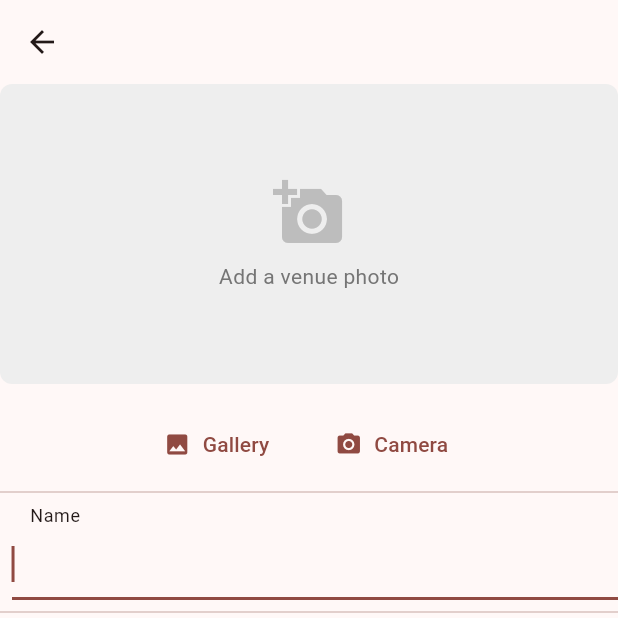
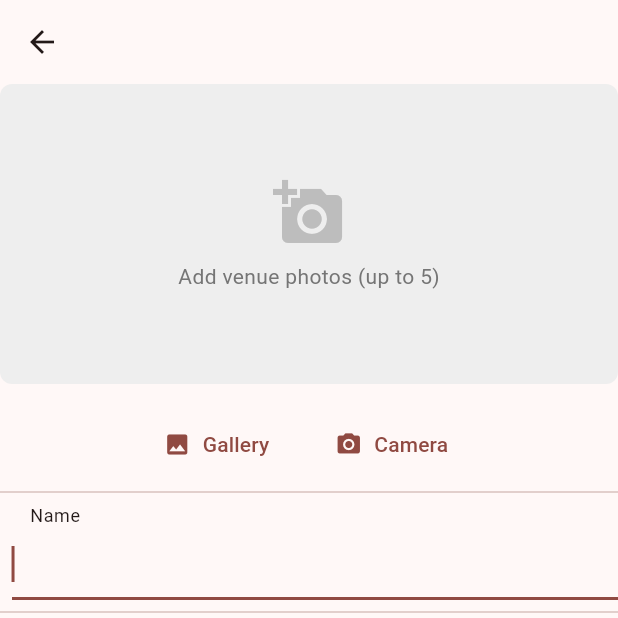
Before and after one commit to enspyrco/crowdleague, a Flutter app: the FinaliseNewVenueScreen screen opened directly with empty values, after a tap on "Gallery", on a phone screen of 412 x 824 dp, the top half of it. Run offline on Flutter 3.47's test engine with Material 3 defaults, Android fonts, the phone set to English and light mode, and no system bars; our stand-ins replace cloud_firestore, cloud_functions, firebase_auth, firebase_core, firebase_crashlytics, firebase_messaging and 10 more; missing offline and left inert: tutorial_coach_mark; accounts and stored records are empty; network calls fail; statements that could not run were skipped.

Commit message:
Add multiple photos per venue and separate storage buckets (#32, #185) (#260)
* Add multiple photos per venue and separate storage buckets (#32, #185)

Features:
- Support up to 5 photos per venue with swipeable PageView slider
- First photo generates the map icon
- Page indicator dots for multiple photos
- Separate storage buckets: crowdleague-venues and crowdleague-profiles

Changes:
- Add photoCount field to Venue model
- Replace single photo path with photoPaths list in LocalVenue
- Create UploadVenuePhotos widget with multi-photo support
- Update VenueDetailScreen with PageView for photo swiping
- Split resize-images function into resizeVenueImages and resizeProfileImages
- Update storage rules for both buckets
- Fix screenshot capture timing for icon generation

Co-Authored-By: Claude Opus 4.5 <noreply@anthropic.com>

* Add comprehensive tests for multi-photo venue feature

- Add VenuesService tests (20 tests): CRUD operations, URL generation
  with photo indexing, legacy venue backwards compatibility
- Add venue detail screen tests (8 tests): URL generation, photo count
  handling, delete functionality
- Add resize-images.ts tests (23 tests): filename parsing, skip
  conditions, Firestore updates, storage operations
- Add firebase_auth_mocks dev dependency for testing

Test coverage improved:
- Flutter: 64 → 92 tests (+28)
- Functions: 21 → 44 tests (+23)
- VenuesService: ~1% → ~44% coverage

Co-Authored-By: Claude Opus 4.5 <noreply@anthropic.com>

* Fix ESLint line length errors in resize-images tests

Co-Authored-By: Claude Opus 4.5 <noreply@anthropic.com>

---------

Co-authored-by: Claude Opus 4.5 <noreply@anthropic.com>

```diff
--- a/lib/utils/globals.dart
+++ b/lib/utils/globals.dart
@@ -1,2 +1,3 @@
 const String kDatabaseName = '(default)';
-const String kBucketName = 'crowdleague-project.firebasestorage.app';
+const String kVenuesBucket = 'crowdleague-venues';
+const String kProfilesBucket = 'crowdleague-profiles';
--- a/lib/venues/add-venue/screens/finalise_new_venue_screen.dart
+++ b/lib/venues/add-venue/screens/finalise_new_venue_screen.dart
@@ -9,7 +9,7 @@ import '../../models/upload_event.dart';
 import '../widgets/court_environment_dropdown.dart';
 import '../widgets/court_surface_dropdown.dart';
 import '../../../utils/widgets/divider_with_subheading.dart';
-import '../widgets/upload_venue_photo.dart';
+import '../widgets/upload_venue_photos.dart';
 import '../widgets/venue_size_dropdown.dart';
 
 class FinaliseNewVenueScreen extends StatefulWidget {
@@ -48,19 +48,21 @@ class _FinaliseNewVenueScreenState extends State<FinaliseNewVenueScreen> {
     final venueId =
         await locate<VenuesService>().createNewVenue(_localVenue.toJson());
 
-    if (mounted) {
-      setState(() {
-        _progressMessage = 'Uploading venue photo...';
-      });
+    // Upload all photos with indexed naming
+    for (int i = 0; i < _localVenue.photoPaths.length; i++) {
+      if (mounted) {
+        setState(() {
+          _progressMessage =
+              'Uploading photo ${i + 1} of ${_localVenue.photoPaths.length}...';
+        });
+      }
+      await for (final UploadEvent _ in locate<VenuesService>().uploadFile(
+        localPath: _localVenue.photoPaths[i],
+        storagePath: '${venueId}_$i.jpg',
+      )) {}
     }
 
-    // upload large photo
-    await for (final UploadEvent _ in locate<VenuesService>().uploadFile(
-      localPath: _localVenue.largePhotoPath!,
-      storagePath: 'venuePhotos/$venueId.jpg',
-    )) {}
-
-    // Upload bytes for map icon and get a download Url
+    // Upload bytes for map icon
     if (mounted) {
       setState(() {
         _progressMessage = 'Creating and uploading map icon...';
@@ -68,7 +70,7 @@ class _FinaliseNewVenueScreenState extends State<FinaliseNewVenueScreen> {
     }
     await for (final _ in locate<VenuesService>().uploadBytes(
         bytes: _localVenue.iconBytes!,
-        storagePath: 'venuePhotos/${venueId}_icon')) {}
+        storagePath: '${venueId}_icon')) {}
 
     if (mounted) {
       setState(() {
@@ -88,10 +90,8 @@ class _FinaliseNewVenueScreenState extends State<FinaliseNewVenueScreen> {
     }
   }
 
-  void updatePickedPhotoState(String largePhotoPath) {
-    setState(() {
-      _localVenue.largePhotoPath = largePhotoPath;
-    });
+  void _onPhotosChanged() {
+    setState(() {});
   }
 
   void updateVenueSizeState(int size) {
@@ -113,8 +113,8 @@ class _FinaliseNewVenueScreenState extends State<FinaliseNewVenueScreen> {
     return Scaffold(
         appBar: AppBar(
           actions: [
-            // only allow creating the venue when the user has picked a photo
-            if (_localVenue.largePhotoPath != null)
+            // only allow creating the venue when the user has picked at least one photo
+            if (_localVenue.photoPaths.isNotEmpty)
               IconButton(
                 onPressed: () {
                   _createVenue(_nameController.text, _addressController.text);
@@ -137,9 +137,9 @@ class _FinaliseNewVenueScreenState extends State<FinaliseNewVenueScreen> {
             : ListView(
                 children: [
                   if (!_uploading) ...[
-                    UploadVenuePhoto(
+                    UploadVenuePhotos(
                       localVenue: _localVenue,
-                      updateStateCallback: updatePickedPhotoState,
+                      onPhotosChanged: _onPhotosChanged,
                     ),
                     const DividerWithSubheading('Name'),
                     Padding(
--- a/lib/venues/add-venue/widgets/upload_venue_photo.dart
+++ /dev/null
@@ -1,160 +0,0 @@
-import 'dart:io';
-
-import 'package:flutter/material.dart';
-import 'package:image_picker/image_picker.dart';
-import 'package:screenshot/screenshot.dart';
-
-import '../../../services/images_service.dart';
-import '../../../utils/locator.dart';
-import '../../models/local_venue.dart';
-import 'venue_icon.dart';
-
-class UploadVenuePhoto extends StatefulWidget {
-  const UploadVenuePhoto({
-    super.key,
-    required LocalVenue localVenue,
-    required this.updateStateCallback,
-  }) : _localVenue = localVenue;
-
-  final LocalVenue _localVenue;
-  final void Function(String) updateStateCallback;
-
-  @override
-  State<UploadVenuePhoto> createState() => _UploadVenuePhotoState();
-}
-
-class _UploadVenuePhotoState extends State<UploadVenuePhoto> {
-  String? _croppedFilePath;
-  Object? _error;
-  bool _loading = false;
-  final _screenshotController = ScreenshotController();
-
-  Future<void> _onPickPhotoButtonPressed(ImageSource source) async {
-    try {
-      setState(() {
-        _loading = true;
-      });
-      XFile? pickedFile = await locate<ImagesService>().pickImage(source);
-      if (pickedFile == null) {
-        if (mounted) {
-          setState(() {
-            _loading = false;
-          });
-        }
-      } else {
-        final croppedFilePath =
-            await locate<ImagesService>().cropImage(pickedFile);
-        if (croppedFilePath == null) {
-          if (mounted) {
-            setState(() {
-              _loading = false;
-            });
-          }
-        } else {
-          if (mounted) {
-            setState(() {
-              _croppedFilePath = croppedFilePath;
-              widget.updateStateCallback(_croppedFilePath!);
-            });
-          }
-          widget._localVenue.largePhotoPath = _croppedFilePath;
-
-          // convert the VenueIcon widget to a png and upload bytes
-          _screenshotController
-              .capture(delay: const Duration(milliseconds: 100))
-              .then((bytes) {
-            widget._localVenue.iconBytes = bytes;
-            if (mounted) {
-              setState(() {
-                _loading = false;
-              });
-            }
-          });
-        }
-      }
-    } catch (e) {
-      if (mounted) {
-        setState(() {
-          _error = e;
-        });
-      }
-    }
-  }
-
-  @override
-  Widget build(BuildContext context) {
-    return Column(
-      children: [
-        if (_croppedFilePath != null)
-          Stack(
-            children: [
-              Screenshot(
-                controller: _screenshotController,
-                child: VenueIcon(
-                  filePath: _croppedFilePath!,
-                ),
-              ),
-              ClipRRect(
-                borderRadius: BorderRadius.circular(8),
-                child: Image.file(
-                  File(_croppedFilePath!),
-                  height: 200,
-                  width: double.infinity,
-                  fit: BoxFit.cover,
-                ),
-              ),
-            ],
-          ),
-        if (_croppedFilePath == null)
-          Container(
-            height: 200,
-            width: double.infinity,
-            decoration: BoxDecoration(
-              color: Colors.grey[200],
-              borderRadius: BorderRadius.circular(8),
-            ),
-            child: Column(
-              mainAxisAlignment: MainAxisAlignment.center,
-              children: [
-                Icon(Icons.add_a_photo, size: 48, color: Colors.grey[400]),
-                const SizedBox(height: 8),
-                Text(
-                  'Add a venue photo',
-                  style: TextStyle(color: Colors.grey[600]),
-                ),
-              ],
-            ),
-          ),
-        const SizedBox(height: 16),
-        Row(
-          mainAxisAlignment: MainAxisAlignment.center,
-          children: [
-            TextButton.icon(
-              onPressed: () => _onPickPhotoButtonPressed(ImageSource.gallery),
-              icon: const Icon(Icons.photo),
-              label: const Text('Gallery'),
-            ),
-            const SizedBox(width: 16),
-            TextButton.icon(
-              onPressed: () => _onPickPhotoButtonPressed(ImageSource.camera),
-              icon: const Icon(Icons.camera_alt),
-              label: const Text('Camera'),
-            ),
-          ],
-        ),
-        if (_loading) ...[
-          const SizedBox(height: 16),
-          const CircularProgressIndicator(),
-        ],
-        if (_error != null)
-          Padding(
-            padding: const EdgeInsets.only(top: 16),
-            child: Text(
-              _error.toString(),
-              style: const TextStyle(color: Colors.red),
-            ),
-          ),
-      ],
-    );
-  }
-}
--- /dev/null
+++ b/lib/venues/add-venue/widgets/upload_venue_photos.dart
@@ -0,0 +1,323 @@
+import 'dart:io';
+
+import 'package:flutter/material.dart';
+import 'package:image_picker/image_picker.dart';
+import 'package:screenshot/screenshot.dart';
+
+import '../../../services/images_service.dart';
+import '../../../utils/locator.dart';
+import '../../models/local_venue.dart';
+import 'venue_icon.dart';
+
+class UploadVenuePhotos extends StatefulWidget {
+  const UploadVenuePhotos({
+    super.key,
+    required LocalVenue localVenue,
+    required this.onPhotosChanged,
+  }) : _localVenue = localVenue;
+
+  final LocalVenue _localVenue;
+  final VoidCallback onPhotosChanged;
+
+  @override
+  State<UploadVenuePhotos> createState() => _UploadVenuePhotosState();
+}
+
+class _UploadVenuePhotosState extends State<UploadVenuePhotos> {
+  Object? _error;
+  bool _loading = false;
+  int _currentPage = 0;
+  final _pageController = PageController();
+  final _screenshotController = ScreenshotController();
+
+  static const int maxPhotos = 5;
+
+  Future<void> _addPhoto(ImageSource source) async {
+    if (widget._localVenue.photoPaths.length >= maxPhotos) return;
+
+    try {
+      setState(() => _loading = true);
+
+      XFile? pickedFile = await locate<ImagesService>().pickImage(source);
+      if (pickedFile == null) {
+        if (mounted) setState(() => _loading = false);
+        return;
+      }
+
+      final croppedFilePath =
+          await locate<ImagesService>().cropImage(pickedFile);
+      if (croppedFilePath == null) {
+        if (mounted) setState(() => _loading = false);
+        return;
+      }
+
+      widget._localVenue.photoPaths.add(croppedFilePath);
+      final isFirstPhoto = widget._localVenue.photoPaths.length == 1;
+
+      if (mounted) {
+        setState(() => _loading = false);
+        // Jump to the new photo after the PageView is built
+        WidgetsBinding.instance.addPostFrameCallback((_) async {
+          if (_pageController.hasClients) {
+            _pageController.animateToPage(
+              widget._localVenue.photoPaths.length - 1,
+              duration: const Duration(milliseconds: 300),
+              curve: Curves.easeInOut,
+            );
+          }
+          // Generate icon from first photo only - must happen AFTER setState
+          // so the Screenshot widget is in the tree
+          if (isFirstPhoto) {
+            await _regenerateIcon();
+          }
+        });
+      }
+      widget.onPhotosChanged();
+    } catch (e) {
+      if (mounted) {
+        setState(() {
+          _error = e;
+          _loading = false;
+        });
+      }
+    }
+  }
+
+  Future<void> _regenerateIcon() async {
+    if (widget._localVenue.photoPaths.isEmpty) {
+      widget._localVenue.iconBytes = null;
+      return;
+    }
+
+    // Wait for the widget to build with the new photo path
+    await Future.delayed(const Duration(milliseconds: 150));
+
+    final bytes = await _screenshotController.capture(
+      delay: const Duration(milliseconds: 100),
+    );
+    widget._localVenue.iconBytes = bytes;
+  }
+
+  void _removePhoto(int index) {
+    setState(() {
+      widget._localVenue.photoPaths.removeAt(index);
+
+      // Adjust current page if needed
+      if (_currentPage >= widget._localVenue.photoPaths.length) {
+        _currentPage = widget._localVenue.photoPaths.length - 1;
+        if (_currentPage < 0) _currentPage = 0;
+      }
+
+      // If first photo removed, regenerate icon from new first photo
+      if (index == 0) {
+        _regenerateIcon();
+      }
+    });
+    widget.onPhotosChanged();
+  }
+
+  @override
+  void dispose() {
+    _pageController.dispose();
+    super.dispose();
+  }
+
+  @override
+  Widget build(BuildContext context) {
+    final photos = widget._localVenue.photoPaths;
+    final hasPhotos = photos.isNotEmpty;
+    final canAddMore = photos.length < maxPhotos;
+
+    return Column(
+      children: [
+        // Photo display area
+        SizedBox(
+          height: 200,
+          child: hasPhotos
+              ? Stack(
+                  children: [
+                    // Screenshot widget for icon generation - placed first so it's
+                    // covered by PageView. The VenueIcon is only 16x16 pixels.
+                    Screenshot(
+                      controller: _screenshotController,
+                      child: VenueIcon(filePath: photos.first),
+                    ),
+                    // PageView for swiping through photos (covers the tiny VenueIcon)
+                    PageView.builder(
+                      controller: _pageController,
+                      itemCount: photos.length,
+                      onPageChanged: (index) {
+                        setState(() => _currentPage = index);
+                      },
+                      itemBuilder: (context, index) {
+                        return Stack(
+                          children: [
+                            // Photo
+                            ClipRRect(
+                              borderRadius: BorderRadius.circular(8),
+                              child: Image.file(
+                                File(photos[index]),
+                                height: 200,
+                                width: double.infinity,
+                                fit: BoxFit.cover,
+                              ),
+                            ),
+                            // Delete button
+                            Positioned(
+                              top: 8,
+                              right: 8,
+                              child: GestureDetector(
+                                onTap: () => _removePhoto(index),
+                                child: Container(
+                                  padding: const EdgeInsets.all(4),
+                                  decoration: BoxDecoration(
+                                    color: Colors.black.withValues(alpha: 0.6),
+                                    shape: BoxShape.circle,
+                                  ),
+                                  child: const Icon(
+                                    Icons.close,
+                                    color: Colors.white,
+                                    size: 20,
+                                  ),
+                                ),
+                              ),
+                            ),
+                            // Map icon badge on first photo
+                            if (index == 0)
+                              Positioned(
+                                top: 8,
+                                left: 8,
+                                child: Container(
+                                  padding: const EdgeInsets.symmetric(
+                                    horizontal: 8,
+                                    vertical: 4,
+                                  ),
+                                  decoration: BoxDecoration(
+                                    color: Colors.black.withValues(alpha: 0.6),
+                                    borderRadius: BorderRadius.circular(12),
+                                  ),
+                                  child: const Row(
+                                    mainAxisSize: MainAxisSize.min,
+                                    children: [
+                                      Icon(
+                                        Icons.location_on,
+                                        color: Colors.white,
+                                        size: 14,
+                                      ),
+                                      SizedBox(width: 4),
+                                      Text(
+                                        'Map Icon',
+                                        style: TextStyle(
+                                          color: Colors.white,
+                                          fontSize: 12,
+                                        ),
+                                      ),
+                                    ],
+                                  ),
+                                ),
+                              ),
+                          ],
+                        );
+                      },
+                    ),
+                    // Page indicator dots
+                    if (photos.length > 1)
+                      Positioned(
+                        bottom: 12,
+                        left: 0,
+                        right: 0,
+                        child: Row(
+                          mainAxisAlignment: MainAxisAlignment.center,
+                          children: List.generate(
+                            photos.length,
+                            (index) => Container(
+                              margin: const EdgeInsets.symmetric(horizontal: 4),
+                              width: 8,
+                              height: 8,
+                              decoration: BoxDecoration(
+                                shape: BoxShape.circle,
+                                color: index == _currentPage
+                                    ? Colors.white
+                                    : Colors.white.withValues(alpha: 0.5),
+                              ),
+                            ),
+                          ),
+                        ),
+                      ),
+                    // Photo counter
+                    Positioned(
+                      bottom: 12,
+                      right: 12,
+                      child: Container(
+                        padding: const EdgeInsets.symmetric(
+                          horizontal: 8,
+                          vertical: 4,
+                        ),
+                        decoration: BoxDecoration(
+                          color: Colors.black.withValues(alpha: 0.6),
+                          borderRadius: BorderRadius.circular(12),
+                        ),
+                        child: Text(
+                          '${photos.length}/$maxPhotos',
+                          style: const TextStyle(
+                            color: Colors.white,
+                            fontSize: 12,
+                          ),
+                        ),
+                      ),
+                    ),
+                  ],
+                )
+              : Container(
+                  width: double.infinity,
+                  decoration: BoxDecoration(
+                    color: Colors.grey[200],
+                    borderRadius: BorderRadius.circular(8),
+                  ),
+                  child: Column(
+                    mainAxisAlignment: MainAxisAlignment.center,
+                    children: [
+                      Icon(Icons.add_a_photo, size: 48, color: Colors.grey[400]),
+                      const SizedBox(height: 8),
+                      Text(
+                        'Add venue photos (up to $maxPhotos)',
+                        style: TextStyle(color: Colors.grey[600]),
+                      ),
+                    ],
+                  ),
+                ),
+        ),
+        const SizedBox(height: 16),
+        // Add photo buttons
+        Row(
+          mainAxisAlignment: MainAxisAlignment.center,
+          children: [
+            TextButton.icon(
+              onPressed: canAddMore ? () => _addPhoto(ImageSource.gallery) : null,
+              icon: const Icon(Icons.photo),
+              label: const Text('Gallery'),
+            ),
+            const SizedBox(width: 16),
+            TextButton.icon(
+              onPressed: canAddMore ? () => _addPhoto(ImageSource.camera) : null,
+              icon: const Icon(Icons.camera_alt),
+              label: const Text('Camera'),
+            ),
+          ],
+        ),
+        if (_loading) ...[
+          const SizedBox(height: 16),
+          const CircularProgressIndicator(),
+        ],
+        if (_error != null)
+          Padding(
+            padding: const EdgeInsets.only(top: 16),
+            child: Text(
+              _error.toString(),
+              style: const TextStyle(color: Colors.red),
+            ),
+          ),
+      ],
+    );
+  }
+}
--- a/lib/venues/models/local_venue.dart
+++ b/lib/venues/models/local_venue.dart
@@ -18,13 +18,10 @@ class LocalVenue {
   String name;
   String address;
 
-  /// The local file path of the large venue image
-  String? largePhotoPath;
+  /// Local file paths for venue photos (max 5)
+  List<String> photoPaths = [];
 
-  /// The local file path of the small venue image
-  String? smallPhotoPath;
-
-  /// The bytes for the venue icon
+  /// The bytes for the venue icon (generated from first photo)
   Uint8List? iconBytes;
   double latitude;
   double longitude;
@@ -40,6 +37,7 @@ class LocalVenue {
       'latitude': latitude,
       'longitude': longitude,
       'createdBy': createdBy,
+      'photoCount': photoPaths.length,
     };
   }
 }
--- a/lib/venues/models/venue.dart
+++ b/lib/venues/models/venue.dart
@@ -9,6 +9,7 @@ class Venue {
     required this.latitude,
     required this.longitude,
     required this.createdBy,
+    required this.photoCount,
   });
 
   final String id;
@@ -20,6 +21,7 @@ class Venue {
   final double latitude;
   final double longitude;
   final String createdBy;
+  final int photoCount; // 1-5 photos per venue
 
   factory Venue.fromJson(Map<String, Object?> json) {
     return Venue(
@@ -32,6 +34,7 @@ class Venue {
       latitude: json['latitude'] as double,
       longitude: json['longitude'] as double,
       createdBy: json['createdBy'] as String,
+      photoCount: (json['photoCount'] as int?) ?? 1, // Default 1 for legacy
     );
   }
 }
--- a/pubspec.yaml
+++ b/pubspec.yaml
@@ -40,6 +40,7 @@ dev_dependencies:
   flutter_launcher_icons: ^0.14.1
   fake_cloud_firestore: ^4.0.0
   firebase_storage_mocks: ^0.8.0+1
+  firebase_auth_mocks: ^0.15.1
   mocktail: ^1.0.4
 
 flutter:
```
Also changed, not shown: lib/main.dart (+6 -5 lines), lib/players/models/player.dart (+4 -4 lines), lib/services/images_service.dart (+5 -5 lines), lib/venues/venue-detail/venue_detail_screen.dart (+57 -10 lines), lib/venues/venues_service.dart (+37 -11 lines), firebase.json, pubspec.lock, 7 other files.
